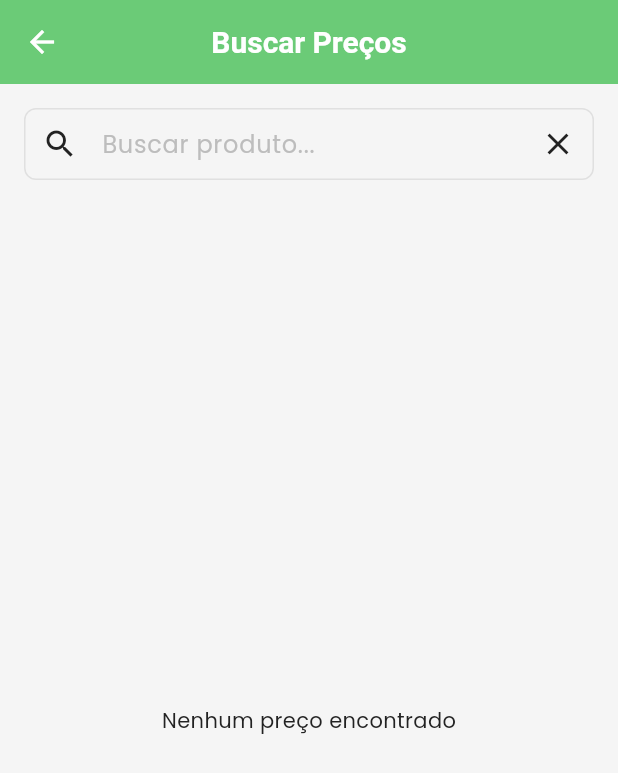
After one commit to welder60/Precinho, a Flutter app: the screen it shows once a user with an empty profile is signed in, after a tap on "Buscar produtos...", on a phone screen of 412 x 824 dp. The commit adds this screen. Shown: the top 773 px of the screen. Run offline on Flutter 3.47's test engine with Material 3 defaults, Android fonts, the phone set to English and light mode, and no system bars; our stand-ins replace cloud_firestore, dio, equatable, firebase_auth, firebase_core, firebase_storage and 5 more; accounts and stored records are empty.

Commit message:
feat(price): add search and detail pages

```diff
--- a/lib/presentation/pages/map/map_page.dart
+++ b/lib/presentation/pages/map/map_page.dart
@@ -2,6 +2,8 @@ import 'package:cloud_firestore/cloud_firestore.dart';
 import 'package:flutter/material.dart';
 import 'package:flutter_riverpod/flutter_riverpod.dart';
 import '../../../core/themes/app_theme.dart';
+import '../price/price_search_page.dart';
+import '../price/price_detail_page.dart';
 
 class MapPage extends ConsumerStatefulWidget {
   const MapPage({super.key});
@@ -71,6 +73,16 @@ class _MapPageState extends ConsumerState<MapPage> {
             top: AppTheme.paddingMedium,
             left: AppTheme.paddingMedium,
             right: AppTheme.paddingMedium,
+            child: InkWell(
+              borderRadius: BorderRadius.circular(AppTheme.radiusLarge),
+              onTap: () {
+                Navigator.push(
+                  context,
+                  MaterialPageRoute(
+                    builder: (_) => const PriceSearchPage(),
+                  ),
+                );
+              },
               child: Card(
                 elevation: 4,
                 shape: RoundedRectangleBorder(
@@ -106,6 +118,7 @@ class _MapPageState extends ConsumerState<MapPage> {
                         },
                       ),
                     ],
+                  ),
                 ),
               ),
             ),
@@ -194,8 +207,7 @@ class _MapPageState extends ConsumerState<MapPage> {
                             itemCount: docs.length,
                             itemBuilder: (context, index) {
                               final doc = docs[index];
-                              final data = doc.data() as Map<String, dynamic>;
-                              return _buildPriceCard(data);
+                              return _buildPriceCard(doc);
                             },
                           );
                         },
@@ -211,7 +223,8 @@ class _MapPageState extends ConsumerState<MapPage> {
     );
   }
 
-  Widget _buildPriceCard(Map<String, dynamic> data) {
+  Widget _buildPriceCard(DocumentSnapshot doc) {
+    final data = doc.data() as Map<String, dynamic>;
     final value = (data['price'] as num?)?.toDouble() ?? 0.0;
     final product = data['product_name'] ?? 'Produto';
     final store = data['store_name'] ?? 'Loja';
@@ -252,7 +265,12 @@ class _MapPageState extends ConsumerState<MapPage> {
           ],
         ),
         onTap: () {
-          // TODO: Ver detalhes do preço
+          Navigator.push(
+            context,
+            MaterialPageRoute(
+              builder: (_) => PriceDetailPage(price: doc),
+            ),
+          );
         },
       ),
     );
--- /dev/null
+++ b/lib/presentation/pages/price/price_search_page.dart
@@ -0,0 +1,103 @@
+import 'package:cloud_firestore/cloud_firestore.dart';
+import 'package:flutter/material.dart';
+
+import '../../../core/themes/app_theme.dart';
+import 'price_detail_page.dart';
+
+class PriceSearchPage extends StatefulWidget {
+  const PriceSearchPage({super.key});
+
+  @override
+  State<PriceSearchPage> createState() => _PriceSearchPageState();
+}
+
+class _PriceSearchPageState extends State<PriceSearchPage> {
+  final TextEditingController _controller = TextEditingController();
+
+  @override
+  void dispose() {
+    _controller.dispose();
+    super.dispose();
+  }
+
+  @override
+  Widget build(BuildContext context) {
+    return Scaffold(
+      appBar: AppBar(
+        title: const Text('Buscar Preços'),
+      ),
+      body: Column(
+        children: [
+          Padding(
+            padding: const EdgeInsets.all(AppTheme.paddingMedium),
+            child: TextField(
+              controller: _controller,
+              decoration: InputDecoration(
+                hintText: 'Buscar produto...',
+                prefixIcon: const Icon(Icons.search),
+                suffixIcon: IconButton(
+                  icon: const Icon(Icons.clear),
+                  onPressed: () => _controller.clear(),
+                ),
+              ),
+              onChanged: (_) => setState(() {}),
+            ),
+          ),
+          Expanded(
+            child: StreamBuilder<QuerySnapshot>(
+              stream: _buildQuery().snapshots(),
+              builder: (context, snapshot) {
+                if (snapshot.connectionState == ConnectionState.waiting) {
+                  return const Center(child: CircularProgressIndicator());
+                }
+                final docs = snapshot.data?.docs ?? [];
+                if (docs.isEmpty) {
+                  return const Center(child: Text('Nenhum pre\u00e7o encontrado'));
+                }
+                return ListView.builder(
+                  itemCount: docs.length,
+                  padding: const EdgeInsets.all(AppTheme.paddingMedium),
+                  itemBuilder: (context, index) {
+                    final doc = docs[index];
+                    final data = doc.data() as Map<String, dynamic>;
+                    return Card(
+                      child: ListTile(
+                        title: Text(data['product_name'] ?? 'Produto'),
+                        subtitle: Text(data['store_name'] ?? 'Loja'),
+                        trailing: Text(
+                          'R\$ ${(data['price'] as num).toStringAsFixed(2)}',
+                          style: AppTheme.priceTextStyle,
+                        ),
+                        onTap: () {
+                          Navigator.push(
+                            context,
+                            MaterialPageRoute(
+                              builder: (_) => PriceDetailPage(price: doc),
+                            ),
+                          );
+                        },
+                      ),
+                    );
+                  },
+                );
+              },
+            ),
+          ),
+        ],
+      ),
+    );
+  }
+
+  Query _buildQuery() {
+    final text = _controller.text.trim();
+    if (text.isNotEmpty) {
+      return FirebaseFirestore.instance
+          .collection('prices')
+          .orderBy('product_name')
+          .startAt([text]).endAt(['$text\uf8ff']);
+    }
+    return FirebaseFirestore.instance
+        .collection('prices')
+        .orderBy('created_at', descending: true);
+  }
+}
```
Also changed, not shown: lib/presentation/pages/price/price_detail_page.dart (added, +43 -0 lines), lib/presentation/pages/store/store_detail_page.dart (+24 -2 lines). Lines whose indentation alone changed are shown as unchanged.
